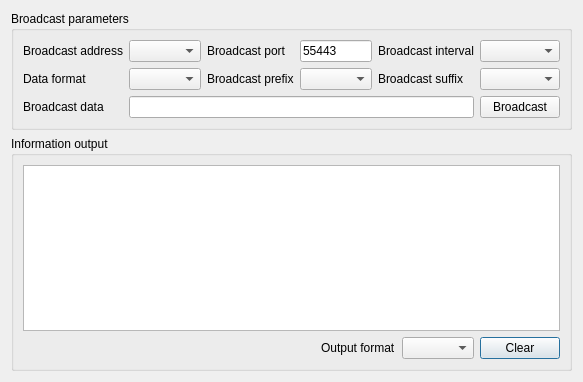
Before: the Qt Designer form src/assistants/broadcastassistant/src/SAKToolBroadcastAssistant.ui in x-tools-author/x-tools, drawn with Qt 5.
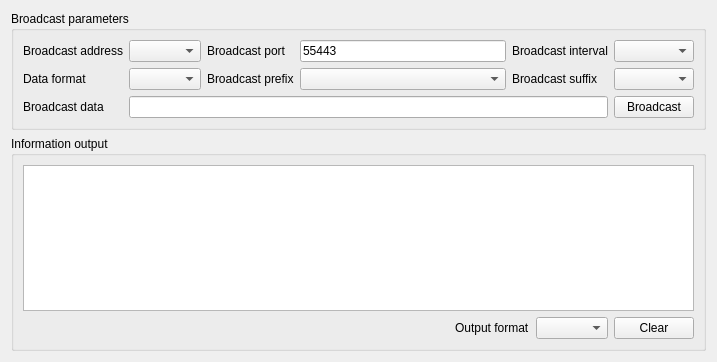
After: the same form once the commit is applied.

```diff
--- a/src/assistants/broadcastassistant/src/SAKToolBroadcastAssistant.ui
+++ b/src/assistants/broadcastassistant/src/SAKToolBroadcastAssistant.ui
@@ -1,13 +1,13 @@
 <?xml version="1.0" encoding="UTF-8"?>
 <ui version="4.0">
- <class>SAKToolBroadcastAssistant</class>
- <widget class="QDialog" name="SAKToolBroadcastAssistant">
+ <class>SAKBroadcastAssistant</class>
+ <widget class="QWidget" name="SAKBroadcastAssistant">
   <property name="geometry">
    <rect>
     <x>0</x>
     <y>0</y>
-    <width>546</width>
-    <height>382</height>
+    <width>717</width>
+    <height>362</height>
    </rect>
   </property>
   <property name="windowTitle">
```
Left out of the diff: 105 changed lines with no effect on the pictures.
